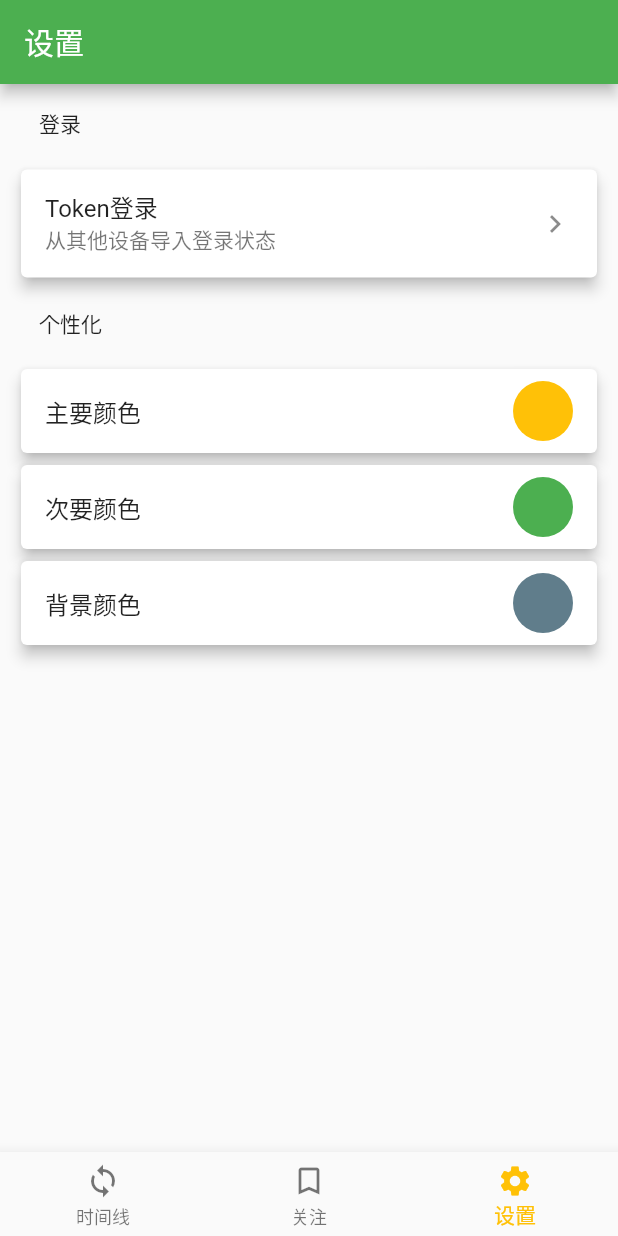
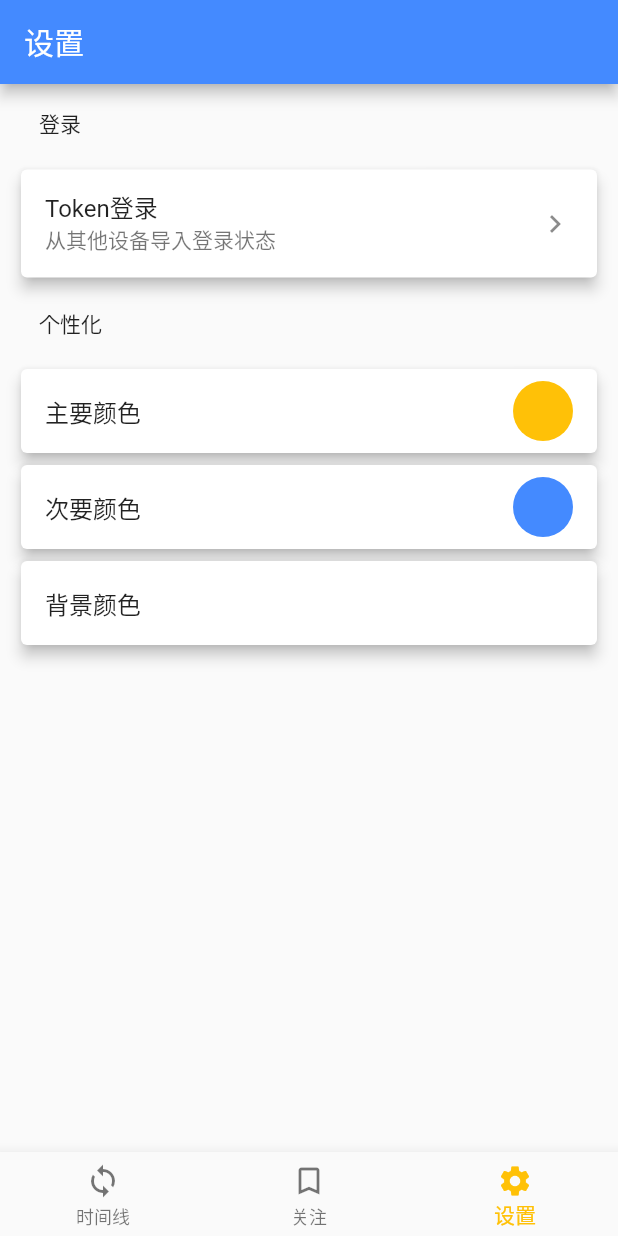
Before and after one commit to thuhole/webhole-next, a Flutter app: the screen it shows after launch, swiped to page 3, on a phone screen of 412 x 824 dp. Run offline on Flutter 3.47's test engine with Material 2 defaults, Android fonts, the phone set to English and light mode, and no system bars; our stand-ins replace flutter_colorpicker, shared_preferences, transparent_image.

Commit message:
update UI

```diff
--- a/lib/config.dart
+++ b/lib/config.dart
@@ -5,8 +5,8 @@ const String UA = "webhole-flutter";
 const THUHOLE_API_BASE = "https://thuhole.com/services/thuhole";
 const THUHOLE_IMAGE_BASE = "https://thimg.yecdn.com/";
 Color primaryColor = Colors.amber;
-Color secondaryColor = Colors.green;
-Color backgroundColor = Colors.blueGrey;
+Color secondaryColor = Colors.blueAccent;
+Color backgroundColor = Colors.white;
 
 void initColor() async {
   SharedPreferences prefs = await SharedPreferences.getInstance();
```
Also changed, not shown: lib/flow.dart (+9 -8 lines).
